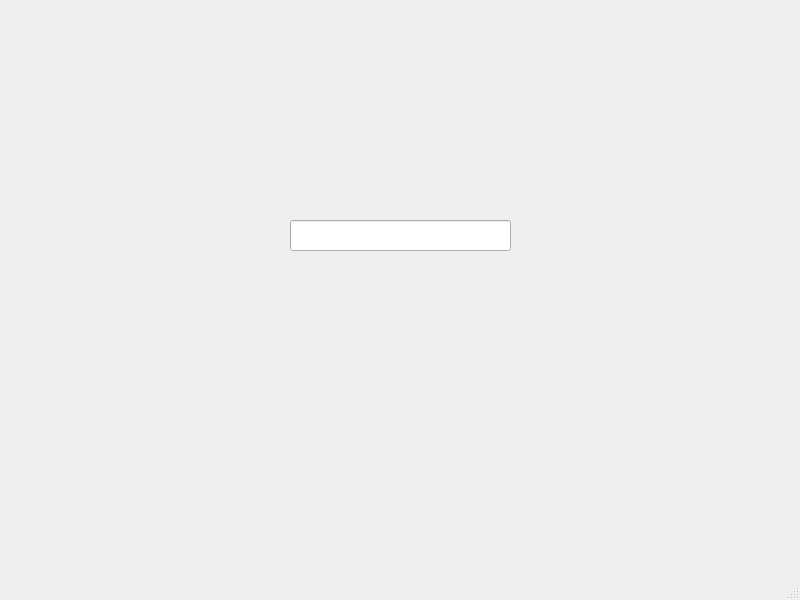
The window that AutoComp.ui (ibrahimahmed1998/AutoComplete) describes before a commit, drawn with Qt 5.
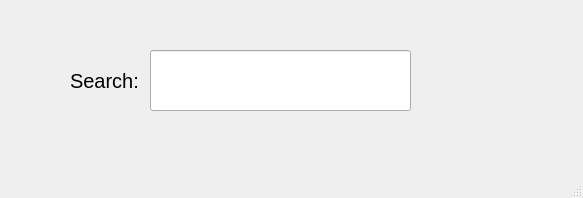
The same window after the commit.

Patch:
```diff
--- a/AutoComp.ui
+++ b/AutoComp.ui
@@ -6,8 +6,8 @@
    <rect>
     <x>0</x>
     <y>0</y>
-    <width>800</width>
-    <height>600</height>
+    <width>583</width>
+    <height>198</height>
    </rect>
   </property>
   <property name="windowTitle">
@@ -17,13 +17,31 @@
    <widget class="QLineEdit" name="lineEdit">
     <property name="geometry">
      <rect>
-      <x>290</x>
-      <y>220</y>
-      <width>221</width>
-      <height>31</height>
+      <x>150</x>
+      <y>50</y>
+      <width>261</width>
+      <height>61</height>
      </rect>
     </property>
    </widget>
+   <widget class="QLabel" name="label">
+    <property name="geometry">
+     <rect>
+      <x>70</x>
+      <y>60</y>
+      <width>81</width>
+      <height>41</height>
+     </rect>
+    </property>
+    <property name="font">
+     <font>
+      <pointsize>15</pointsize>
+     </font>
+    </property>
+    <property name="text">
+     <string>Search:</string>
+    </property>
+   </widget>
   </widget>
   <widget class="QMenuBar" name="menubar">
    <property name="geometry">
```
Left out of the diff: 2 changed lines with no effect on the pictures.
